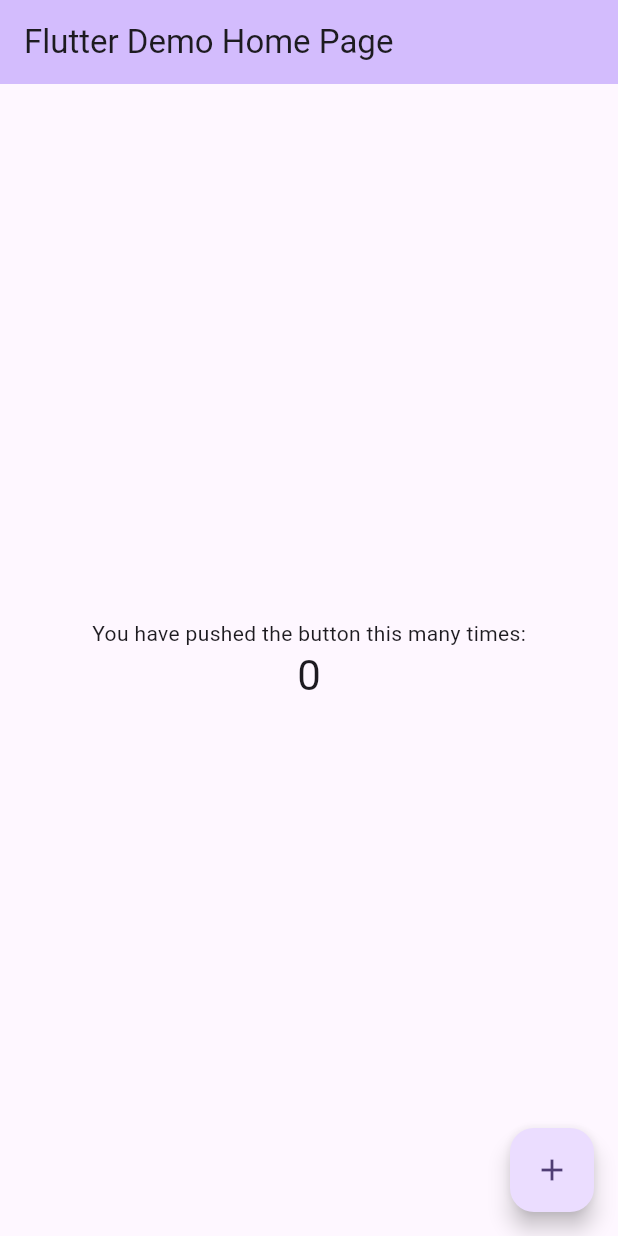
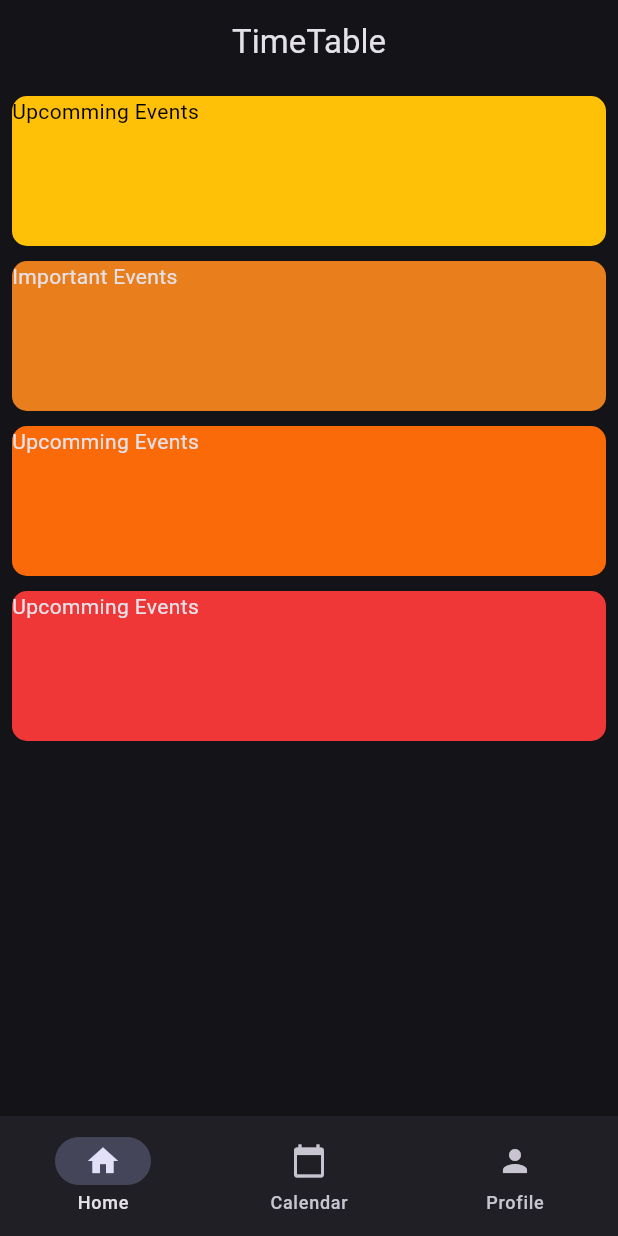
Before and after one commit to LostyGuy/Timetable-Grid-App, a Flutter app: the screen it shows after launch, on a phone screen of 412 x 824 dp. Run offline on Flutter 3.47's test engine with Material 3 defaults, Android fonts, the phone set to English and light mode, and no system bars.

Commit message:
Generated overall structure of my app with basic splitted files for better maintainability and readability

```diff
--- /dev/null
+++ b/flutter_application_1/lib/data/notifiers.dart
@@ -0,0 +1,4 @@
+import 'package:flutter/material.dart';
+
+ValueNotifier<int> selectedPageNotifier = ValueNotifier(0);
+ValueNotifier<bool> isDarkModeNotifier = ValueNotifier(true);
--- a/flutter_application_1/lib/main.dart
+++ b/flutter_application_1/lib/main.dart
@@ -1,122 +1,28 @@
 import 'package:flutter/material.dart';
+import 'package:flutter_application_1/widgets/widget_tree.dart';
 
 void main() {
   runApp(const MyApp());
 }
 
-class MyApp extends StatelessWidget {
+class MyApp extends StatefulWidget {
   const MyApp({super.key});
 
-  // This widget is the root of your application.
+  @override
+  State<MyApp> createState() => _MyAppState();
+}
+
+class _MyAppState extends State<MyApp> {
   @override
   Widget build(BuildContext context) {
     return MaterialApp(
-      title: 'Flutter Demo',
+      home: WidgetTree(),
       theme: ThemeData(
-        // This is the theme of your application.
-        //
-        // TRY THIS: Try running your application with "flutter run". You'll see
-        // the application has a purple toolbar. Then, without quitting the app,
-        // try changing the seedColor in the colorScheme below to Colors.green
-        // and then invoke "hot reload" (save your changes or press the "hot
-        // reload" button in a Flutter-supported IDE, or press "r" if you used
-        // the command line to start the app).
-        //
-        // Notice that the counter didn't reset back to zero; the application
-        // state is not lost during the reload. To reset the state, use hot
-        // restart instead.
-        //
-        // This works for code too, not just values: Most code changes can be
-        // tested with just a hot reload.
-        colorScheme: ColorScheme.fromSeed(seedColor: Colors.deepPurple),
+        colorScheme: ColorScheme.fromSeed(
+          seedColor: const Color.fromARGB(255, 110, 112, 226),
+          brightness: Brightness.dark,
+        ),
       ),
-      home: const MyHomePage(title: 'Flutter Demo Home Page'),
     );
   }
 }
-
-class MyHomePage extends StatefulWidget {
-  const MyHomePage({super.key, required this.title});
-
-  // This widget is the home page of your application. It is stateful, meaning
-  // that it has a State object (defined below) that contains fields that affect
-  // how it looks.
-
-  // This class is the configuration for the state. It holds the values (in this
-  // case the title) provided by the parent (in this case the App widget) and
-  // used by the build method of the State. Fields in a Widget subclass are
-  // always marked "final".
-
-  final String title;
-
-  @override
-  State<MyHomePage> createState() => _MyHomePageState();
-}
-
-class _MyHomePageState extends State<MyHomePage> {
-  int _counter = 0;
-
-  void _incrementCounter() {
-    setState(() {
-      // This call to setState tells the Flutter framework that something has
-      // changed in this State, which causes it to rerun the build method below
-      // so that the display can reflect the updated values. If we changed
-      // _counter without calling setState(), then the build method would not be
-      // called again, and so nothing would appear to happen.
-      _counter++;
-    });
-  }
-
-  @override
-  Widget build(BuildContext context) {
-    // This method is rerun every time setState is called, for instance as done
-    // by the _incrementCounter method above.
-    //
-    // The Flutter framework has been optimized to make rerunning build methods
-    // fast, so that you can just rebuild anything that needs updating rather
-    // than having to individually change instances of widgets.
-    return Scaffold(
-      appBar: AppBar(
-        // TRY THIS: Try changing the color here to a specific color (to
-        // Colors.amber, perhaps?) and trigger a hot reload to see the AppBar
-        // change color while the other colors stay the same.
-        backgroundColor: Theme.of(context).colorScheme.inversePrimary,
-        // Here we take the value from the MyHomePage object that was created by
-        // the App.build method, and use it to set our appbar title.
-        title: Text(widget.title),
-      ),
-      body: Center(
-        // Center is a layout widget. It takes a single child and positions it
-        // in the middle of the parent.
-        child: Column(
-          // Column is also a layout widget. It takes a list of children and
-          // arranges them vertically. By default, it sizes itself to fit its
-          // children horizontally, and tries to be as tall as its parent.
-          //
-          // Column has various properties to control how it sizes itself and
-          // how it positions its children. Here we use mainAxisAlignment to
-          // center the children vertically; the main axis here is the vertical
-          // axis because Columns are vertical (the cross axis would be
-          // horizontal).
-          //
-          // TRY THIS: Invoke "debug painting" (choose the "Toggle Debug Paint"
-          // action in the IDE, or press "p" in the console), to see the
-          // wireframe for each widget.
-          mainAxisAlignment: MainAxisAlignment.center,
-          children: <Widget>[
-            const Text('You have pushed the button this many times:'),
-            Text(
-              '$_counter',
-              style: Theme.of(context).textTheme.headlineMedium,
-            ),
-          ],
-        ),
-      ),
-      floatingActionButton: FloatingActionButton(
-        onPressed: _incrementCounter,
-        tooltip: 'Increment',
-        child: const Icon(Icons.add),
-      ), // This trailing comma makes auto-formatting nicer for build methods.
-    );
-  }
-}
--- /dev/null
+++ b/flutter_application_1/lib/views/pages/calendarpage.dart
@@ -0,0 +1,12 @@
+import 'package:flutter/material.dart';
+
+class CalendarPage extends StatelessWidget {
+  const CalendarPage({super.key});
+
+  @override
+  Widget build(BuildContext context) {
+    return Center(
+      child: Text('CalendarPage'),
+    );
+  }
+}
--- /dev/null
+++ b/flutter_application_1/lib/views/pages/homepage.dart
@@ -0,0 +1,66 @@
+import 'package:flutter/material.dart';
+
+class HomePage extends StatelessWidget {
+  const HomePage({super.key});
+
+  @override
+  Widget build(BuildContext context) {
+    return Padding(
+      padding: const EdgeInsets.all(8.0),
+      child: Column(
+        children: [
+          Container(
+            width: double.infinity,
+            height: 100,
+            decoration: BoxDecoration(
+              color: Colors.amber,
+              borderRadius: BorderRadius.circular(10.0),
+            ),
+            child: Text(
+              'Upcomming Events',
+              style: TextStyle(
+                color: Colors.black,
+              ),
+            ),
+          ),
+        Container(
+          height: 10.0,
+        ),
+        Container(
+            width: double.infinity,
+            height: 100,
+            decoration: BoxDecoration(
+              color: const Color.fromARGB(255, 233, 127, 28),
+              borderRadius: BorderRadius.circular(10.0),
+            ),
+            child: Text('Important Events'),
+          ),
+        Container(
+          height: 10.0,
+        ),
+        Container(
+            width: double.infinity,
+            height: 100,
+            decoration: BoxDecoration(
+              color: const Color.fromARGB(255, 251, 106, 9),
+              borderRadius: BorderRadius.circular(10.0),
+            ),
+          child: Text('Upcomming Events'),
+          ),
+        Container(
+          height: 10.0,
+        ),
+        Container(
+            width: double.infinity,
+            height: 100,
+            decoration: BoxDecoration(
+              color: const Color.fromARGB(255, 239, 55, 55),
+              borderRadius: BorderRadius.circular(10.0),
+            ),
+            child: Text('Upcomming Events'),
+          ),
+        ],
+      ),
+    );
+  }
+}
--- /dev/null
+++ b/flutter_application_1/lib/views/pages/profilepage.dart
@@ -0,0 +1,12 @@
+import 'package:flutter/material.dart';
+
+class ProfilePage extends StatelessWidget {
+  const ProfilePage({super.key});
+
+  @override
+  Widget build(BuildContext context) {
+    return Center(
+      child: Text('ProfilePage'),
+    );
+  }
+}
--- /dev/null
+++ b/flutter_application_1/lib/widgets/navbar_widget.dart
@@ -0,0 +1,39 @@
+import 'package:flutter/material.dart';
+import 'package:flutter_application_1/data/notifiers.dart';
+
+class NavbarWidget extends StatefulWidget {
+  const NavbarWidget({super.key});
+
+  @override
+  State<NavbarWidget> createState() => _NavbarWidgetState();
+}
+
+class _NavbarWidgetState extends State<NavbarWidget> {
+  @override
+  Widget build(BuildContext context) {
+    return ValueListenableBuilder(
+      valueListenable: selectedPageNotifier,
+      builder: (context, selectedPage, child) {
+        return NavigationBar(destinations: [
+          NavigationDestination(
+            icon: Icon(Icons.home),
+            label: 'Home'
+            ),
+          NavigationDestination(
+            icon: Icon(Icons.calendar_today),
+            label: 'Calendar'
+            ),
+          NavigationDestination(
+            icon: Icon(Icons.person),
+            label: 'Profile'
+            ),
+          ],
+          onDestinationSelected: (value) {
+            selectedPageNotifier.value = value;
+          },
+          selectedIndex: selectedPage,
+        );
+      },
+    );
+  }
+}
--- /dev/null
+++ b/flutter_application_1/lib/widgets/widget_tree.dart
@@ -0,0 +1,38 @@
+import 'package:flutter/material.dart';
+import 'package:flutter_application_1/data/notifiers.dart';
+import 'package:flutter_application_1/widgets/navbar_widget.dart';
+import 'package:flutter_application_1/views/pages/homepage.dart';
+import 'package:flutter_application_1/views/pages/profilepage.dart';
+import 'package:flutter_application_1/views/pages/calendarpage.dart';
+
+
+List<Widget> pages = [
+  HomePage(),
+  CalendarPage(),
+  ProfilePage(),
+];
+
+class WidgetTree extends StatelessWidget {
+  const WidgetTree({super.key});
+
+  @override
+  Widget build(BuildContext context) {
+    return Scaffold(
+      appBar: AppBar(
+        title: Text('TimeTable'),
+        centerTitle: true,
+
+      ),
+      body: ValueListenableBuilder(
+        valueListenable:  selectedPageNotifier,
+        builder: (
+          BuildContext context,
+          dynamic selectedPage,
+          Widget? child) {
+          return  pages.elementAt(selectedPage);
+        },
+      ),
+      bottomNavigationBar: NavbarWidget(),
+    );
+  }
+}
```
